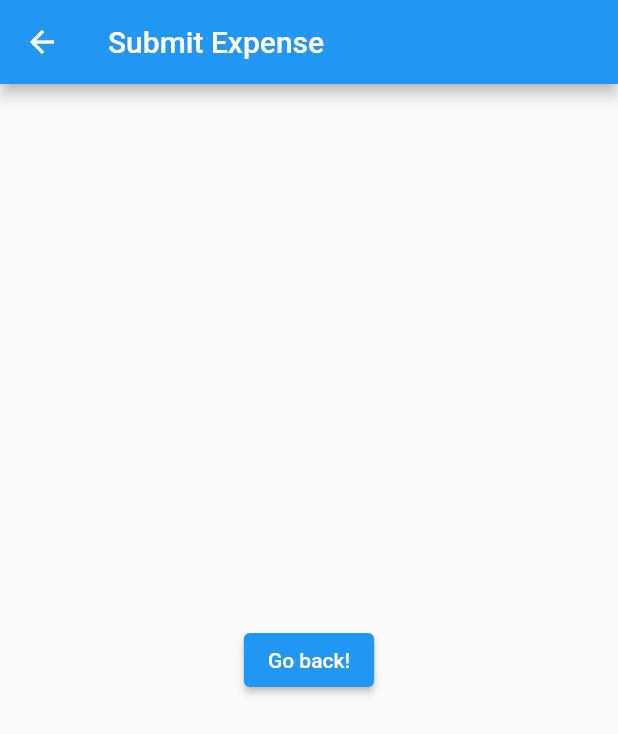
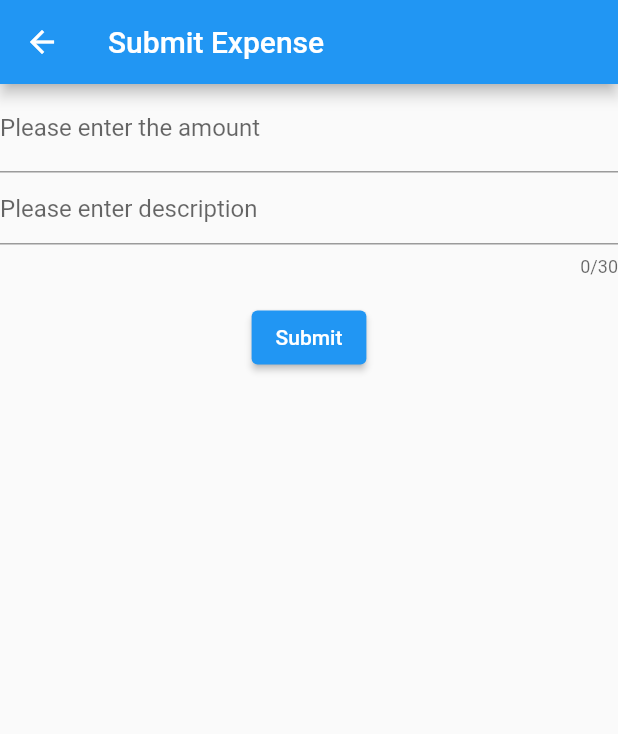
Before and after one commit to Petar81/Track-Bank-Expenses, a Flutter app: the SubmitExpense screen opened directly with empty values, on a phone screen of 412 x 824 dp. Shown: the top 734 px of the screen. Run offline on Flutter 3.47's test engine with Material 2 defaults, Android fonts, the phone set to English and light mode, and no system bars; our stand-ins replace charts_flutter, firebase_core, firebase_database; accounts and stored records are empty.

Commit message:
add form fields and validation logic to submit expense screen

```diff
--- a/lib/screens/submit_expense.dart
+++ b/lib/screens/submit_expense.dart
@@ -3,7 +3,11 @@ import 'package:flutter/material.dart';
 class SubmitExpense extends StatelessWidget {
   final Function(double prevBalance, double currBalance, double transAmount)
       notifyParent;
-  const SubmitExpense({Key? key, required this.notifyParent}) : super(key: key);
+  SubmitExpense({Key? key, required this.notifyParent}) : super(key: key);
+
+  // Note: This is a GlobalKey<FormState>,
+  // not a GlobalKey<MyCustomFormState>.
+  final _formKey = GlobalKey<FormState>();
 
   @override
   Widget build(BuildContext context) {
@@ -12,13 +16,57 @@ class SubmitExpense extends StatelessWidget {
         title: const Text('Submit Expense'),
       ),
       body: Center(
-        child: ElevatedButton(
-          onPressed: () {
-            notifyParent(1100.00, 1090.00, 10.00);
-          },
-          child: const Text('Go back!'),
+          child: Form(
+        key: _formKey,
+        child: Column(
+          crossAxisAlignment: CrossAxisAlignment.start,
+          children: [
+            TextFormField(
+              decoration:
+                  const InputDecoration(labelText: "Please enter the amount"),
+              keyboardType: TextInputType.number,
+              validator: (value) {
+                if (value == null || value.isEmpty) {
+                  return 'Please enter a number';
+                }
+                return null;
+              },
+            ),
+            TextFormField(
+              maxLength: 30,
+              // The validator receives the text that the user has entered.
+              decoration:
+                  const InputDecoration(hintText: 'Please enter description'),
+              validator: (value) {
+                if (value == null || value.isEmpty) {
+                  return 'Please enter some text';
+                }
+                return null;
+              },
+            ),
+            Padding(
+              padding: const EdgeInsets.symmetric(vertical: 16.0),
+              child: Center(
+                child: ElevatedButton(
+                  onPressed: () {
+                    // Validate returns true if the form is valid, or false otherwise.
+                    if (_formKey.currentState!.validate()) {
+                      Navigator.pop(context);
+                      notifyParent(1100.00, 1090.00, 10.00);
+                      // If the form is valid, display a snackbar. In the real world,
+                      // you'd often call a server or save the information in a database.
+                      ScaffoldMessenger.of(context).showSnackBar(
+                        const SnackBar(content: Text('Processing Data')),
+                      );
+                    }
+                  },
+                  child: const Text('Submit'),
+                ),
+              ),
+            ),
+          ],
         ),
-      ),
+      )),
     );
   }
 }
```
